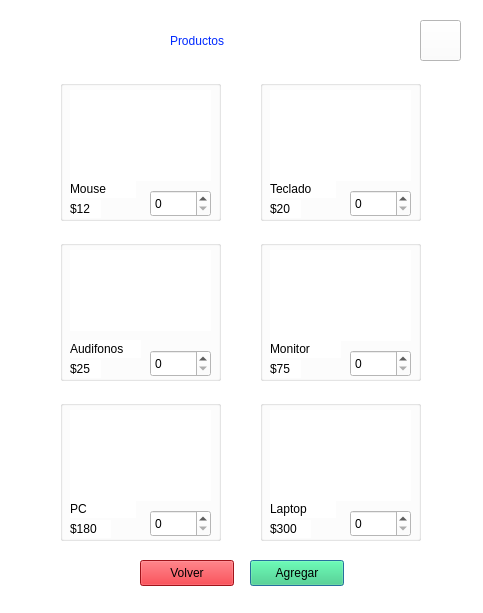
Old version of the form products.ui in the repository ZekaDevv/Tech-Distributor.
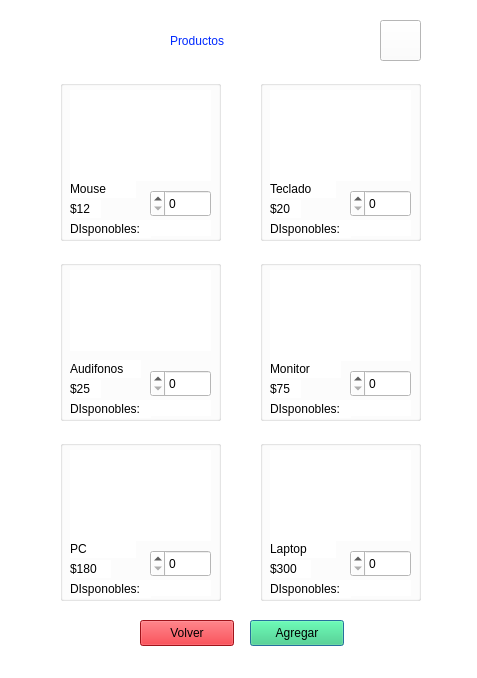
New version of the form.

Diff of the .ui file:
```diff
--- a/products.ui
+++ b/products.ui
@@ -6,8 +6,8 @@
    <rect>
     <x>0</x>
     <y>0</y>
-    <width>483</width>
-    <height>613</height>
+    <width>477</width>
+    <height>678</height>
    </rect>
   </property>
   <property name="windowTitle">
@@ -22,7 +22,7 @@
      <x>60</x>
      <y>80</y>
      <width>161</width>
-     <height>141</height>
+     <height>161</height>
     </rect>
    </property>
    <property name="title">
@@ -85,10 +85,47 @@
       <height>27</height>
      </rect>
     </property>
+    <property name="layoutDirection">
+     <enum>Qt::LayoutDirection::RightToLeft</enum>
+    </property>
     <property name="styleSheet">
      <string notr="true">color: rgb(0, 0, 0);</string>
     </property>
    </widget>
+   <widget class="QLabel" name="label_desc_1">
+    <property name="geometry">
+     <rect>
+      <x>10</x>
+      <y>140</y>
+      <width>81</width>
+      <height>18</height>
+     </rect>
+    </property>
+    <property name="styleSheet">
+     <string notr="true">color: rgb(0, 0, 0);
+font: 10pt &quot;Ubuntu Sans&quot;;</string>
+    </property>
+    <property name="text">
+     <string>DIsponobles:</string>
+    </property>
+   </widget>
+   <widget class="QLabel" name="output_cantMouse">
+    <property name="geometry">
+     <rect>
+      <x>90</x>
+      <y>140</y>
+      <width>61</width>
+      <height>16</height>
+     </rect>
+    </property>
+    <property name="styleSheet">
+     <string notr="true">color: rgb(0, 0, 0);
+font: 500 11pt &quot;Ubuntu Sans&quot;;</string>
+    </property>
+    <property name="text">
+     <string/>
+    </property>
+   </widget>
   </widget>
   <widget class="QLabel" name="title">
    <property name="geometry">
@@ -113,7 +150,7 @@
      <x>260</x>
      <y>80</y>
      <width>161</width>
-     <height>141</height>
+     <height>161</height>
     </rect>
    </property>
    <property name="title">
@@ -176,18 +213,55 @@
       <height>27</height>
      </rect>
     </property>
+    <property name="layoutDirection">
+     <enum>Qt::LayoutDirection::RightToLeft</enum>
+    </property>
     <property name="styleSheet">
      <string notr="true">color: rgb(0, 0, 0);</string>
     </property>
    </widget>
+   <widget class="QLabel" name="label_desc_2">
+    <property name="geometry">
+     <rect>
+      <x>10</x>
+      <y>140</y>
+      <width>81</width>
+      <height>18</height>
+     </rect>
+    </property>
+    <property name="styleSheet">
+     <string notr="true">color: rgb(0, 0, 0);
+font: 10pt &quot;Ubuntu Sans&quot;;</string>
+    </property>
+    <property name="text">
+     <string>DIsponobles:</string>
+    </property>
+   </widget>
+   <widget class="QLabel" name="output_cantKey">
+    <property name="geometry">
+     <rect>
+      <x>90</x>
+      <y>140</y>
+      <width>61</width>
+      <height>16</height>
+     </rect>
+    </property>
+    <property name="styleSheet">
+     <string notr="true">color: rgb(0, 0, 0);
+font: 500 11pt &quot;Ubuntu Sans&quot;;</string>
+    </property>
+    <property name="text">
+     <string/>
+    </property>
+   </widget>
   </widget>
   <widget class="QGroupBox" name="groupHeadph">
    <property name="geometry">
     <rect>
      <x>60</x>
-     <y>240</y>
+     <y>260</y>
      <width>161</width>
-     <height>141</height>
+     <height>161</height>
     </rect>
    </property>
    <property name="title">
@@ -250,18 +324,55 @@
       <height>27</height>
      </rect>
     </property>
+    <property name="layoutDirection">
+     <enum>Qt::LayoutDirection::RightToLeft</enum>
+    </property>
     <property name="styleSheet">
      <string notr="true">color: rgb(0, 0, 0);</string>
     </property>
    </widget>
+   <widget class="QLabel" name="label_desc_3">
+    <property name="geometry">
+     <rect>
+      <x>10</x>
+      <y>140</y>
+      <width>81</width>
+      <height>18</height>
+     </rect>
+    </property>
+    <property name="styleSheet">
+     <string notr="true">color: rgb(0, 0, 0);
+font: 10pt &quot;Ubuntu Sans&quot;;</string>
+    </property>
+    <property name="text">
+     <string>DIsponobles:</string>
+    </property>
+   </widget>
+   <widget class="QLabel" name="output_cantHeadph">
+    <property name="geometry">
+     <rect>
+      <x>90</x>
+      <y>140</y>
+      <width>61</width>
+      <height>16</height>
+     </rect>
+    </property>
+    <property name="styleSheet">
+     <string notr="true">color: rgb(0, 0, 0);
+font: 500 11pt &quot;Ubuntu Sans&quot;;</string>
+    </property>
+    <property name="text">
+     <string/>
+    </property>
+   </widget>
   </widget>
   <widget class="QGroupBox" name="groupMonitor">
    <property name="geometry">
     <rect>
      <x>260</x>
-     <y>240</y>
+     <y>260</y>
      <width>161</width>
-     <height>141</height>
+     <height>161</height>
     </rect>
    </property>
    <property name="title">
@@ -324,18 +435,61 @@
       <height>27</height>
      </rect>
     </property>
+    <property name="cursor">
+     <cursorShape>ArrowCursor</cursorShape>
+    </property>
+    <property name="mouseTracking">
+     <bool>false</bool>
+    </property>
+    <property name="layoutDirection">
+     <enum>Qt::LayoutDirection::RightToLeft</enum>
+    </property>
     <property name="styleSheet">
      <string notr="true">color: rgb(0, 0, 0);</string>
     </property>
    </widget>
+   <widget class="QLabel" name="label_desc_4">
+    <property name="geometry">
+     <rect>
+      <x>10</x>
+      <y>140</y>
+      <width>81</width>
+      <height>18</height>
+     </rect>
+    </property>
+    <property name="styleSheet">
+     <string notr="true">color: rgb(0, 0, 0);
+font: 10pt &quot;Ubuntu Sans&quot;;</string>
+    </property>
+    <property name="text">
+     <string>DIsponobles:</string>
+    </property>
+   </widget>
+   <widget class="QLabel" name="output_cantMonitor">
+    <property name="geometry">
+     <rect>
+      <x>90</x>
+      <y>140</y>
+      <width>61</width>
+      <height>16</height>
+     </rect>
+    </property>
+    <property name="styleSheet">
+     <string notr="true">color: rgb(0, 0, 0);
+font: 500 11pt &quot;Ubuntu Sans&quot;;</string>
+    </property>
+    <property name="text">
+     <string/>
+    </property>
+   </widget>
   </widget>
   <widget class="QGroupBox" name="groupPC">
    <property name="geometry">
     <rect>
      <x>60</x>
-     <y>400</y>
+     <y>440</y>
      <width>161</width>
-     <height>141</height>
+     <height>161</height>
     </rect>
    </property>
    <property name="title">
@@ -398,18 +552,55 @@
       <height>27</height>
      </rect>
     </property>
+    <property name="layoutDirection">
+     <enum>Qt::LayoutDirection::RightToLeft</enum>
+    </property>
     <property name="styleSheet">
      <string notr="true">color: rgb(0, 0, 0);</string>
     </property>
    </widget>
+   <widget class="QLabel" name="label_desc_5">
+    <property name="geometry">
+     <rect>
+      <x>10</x>
+      <y>140</y>
+      <width>81</width>
+      <height>18</height>
+     </rect>
+    </property>
+    <property name="styleSheet">
+     <string notr="true">color: rgb(0, 0, 0);
+font: 10pt &quot;Ubuntu Sans&quot;;</string>
+    </property>
+    <property name="text">
+     <string>DIsponobles:</string>
+    </property>
+   </widget>
+   <widget class="QLabel" name="output_cantPC">
+    <property name="geometry">
+     <rect>
+      <x>90</x>
+      <y>140</y>
+      <width>61</width>
+      <height>16</height>
+     </rect>
+    </property>
+    <property name="styleSheet">
+     <string notr="true">color: rgb(0, 0, 0);
+font: 500 11pt &quot;Ubuntu Sans&quot;;</string>
+    </property>
+    <property name="text">
+     <string/>
+    </property>
+   </widget>
   </widget>
   <widget class="QGroupBox" name="groupLaptop">
    <property name="geometry">
     <rect>
      <x>260</x>
-     <y>400</y>
+     <y>440</y>
      <width>161</width>
-     <height>141</height>
+     <height>161</height>
     </rect>
    </property>
    <property name="title">
@@ -472,16 +663,53 @@
       <height>27</height>
      </rect>
     </property>
+    <property name="layoutDirection">
+     <enum>Qt::LayoutDirection::RightToLeft</enum>
+    </property>
     <property name="styleSheet">
      <string notr="true">color: rgb(0, 0, 0);</string>
     </property>
    </widget>
+   <widget class="QLabel" name="label_desc_6">
+    <property name="geometry">
+     <rect>
+      <x>10</x>
+      <y>140</y>
+      <width>81</width>
+      <height>18</height>
+     </rect>
+    </property>
+    <property name="styleSheet">
+     <string notr="true">color: rgb(0, 0, 0);
+font: 10pt &quot;Ubuntu Sans&quot;;</string>
+    </property>
+    <property name="text">
+     <string>DIsponobles:</string>
+    </property>
+   </widget>
+   <widget class="QLabel" name="output_cantLaptop">
+    <property name="geometry">
+     <rect>
+      <x>90</x>
+      <y>140</y>
+      <width>61</width>
+      <height>16</height>
+     </rect>
+    </property>
+    <property name="styleSheet">
+     <string notr="true">color: rgb(0, 0, 0);
+font: 500 11pt &quot;Ubuntu Sans&quot;;</string>
+    </property>
+    <property name="text">
+     <string/>
+    </property>
+   </widget>
   </widget>
   <widget class="QPushButton" name="addCart">
    <property name="geometry">
     <rect>
      <x>250</x>
-     <y>560</y>
+     <y>620</y>
      <width>94</width>
      <height>26</height>
     </rect>
@@ -498,7 +726,7 @@
    <property name="geometry">
     <rect>
      <x>140</x>
-     <y>560</y>
+     <y>620</y>
      <width>94</width>
      <height>26</height>
     </rect>
@@ -514,7 +742,7 @@
   <widget class="QPushButton" name="buttonShoppingCart">
    <property name="geometry">
     <rect>
-     <x>420</x>
+     <x>380</x>
      <y>20</y>
      <width>41</width>
      <height>41</height>
@@ -528,7 +756,7 @@
    <property name="geometry">
     <rect>
      <x>90</x>
-     <y>590</y>
+     <y>650</y>
      <width>311</width>
      <height>20</height>
     </rect>
```
